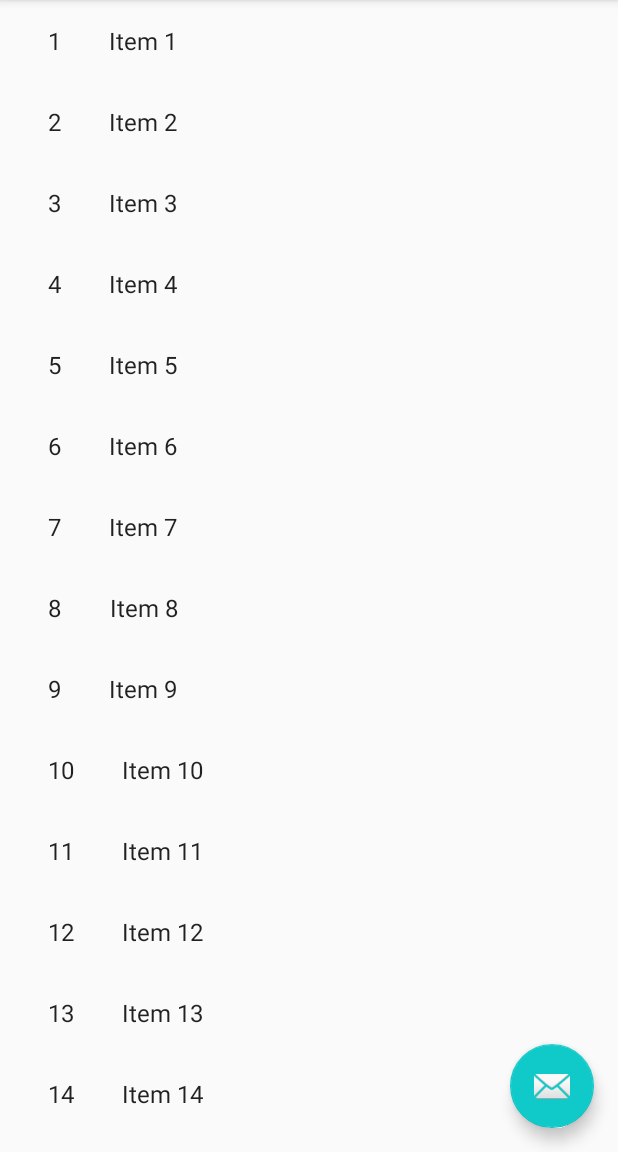
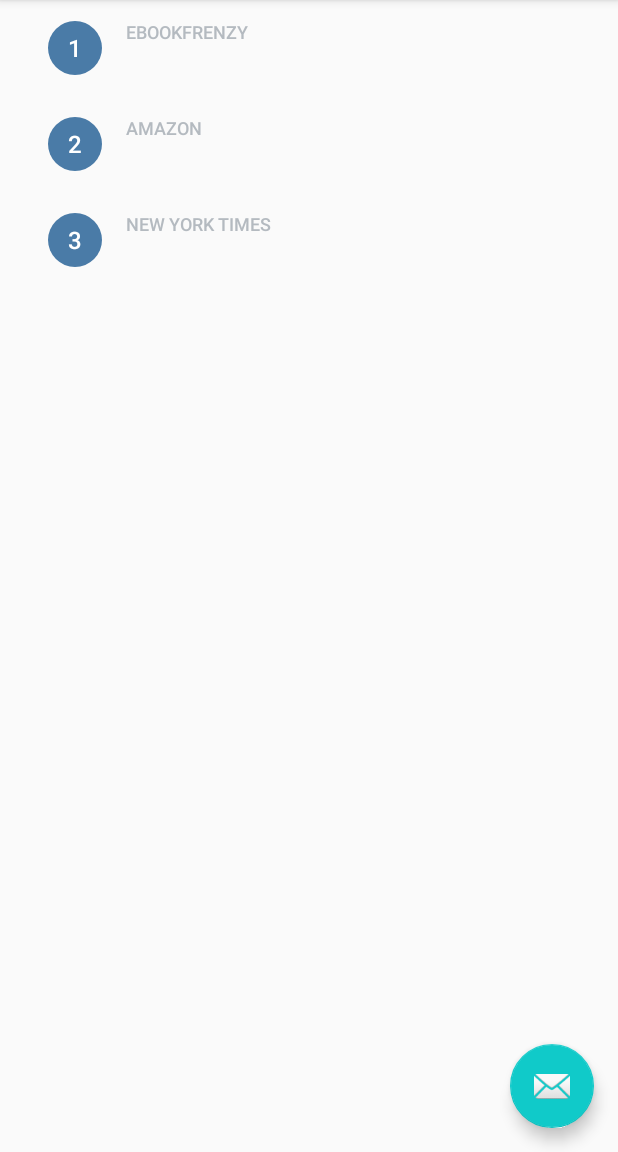
Before and after one commit to mibihi/Earthquake, an Android app: the screen it shows after launch (EartthquakeListActivity), on a phone screen of 412 x 824 dp, the part 84-1236 px from its top. Run offline under Robolectric (Android 15) with nearby library versions, the phone set to English and light mode, and no system bars.

Commit message:
initial project--webview  works

```diff
--- a/AndroidStudioProjects/Earthquake/app/src/main/java/com/example/android/earthquake/EartthquakeDetailActivity.java
+++ b/AndroidStudioProjects/Earthquake/app/src/main/java/com/example/android/earthquake/EartthquakeDetailActivity.java
@@ -11,6 +11,8 @@ import android.support.v7.app.ActionBar;
 import android.support.v4.app.NavUtils;
 import android.view.MenuItem;
 
+import com.example.android.earthquake.dummy.DummyContent;
+
 /**
  * An activity representing a single Eartthquake detail screen. This
  * activity is only used narrow width devices. On tablet-size devices,
@@ -18,7 +20,7 @@ import android.view.MenuItem;
  * in a {@link EartthquakeListActivity}.
  */
 public class EartthquakeDetailActivity extends AppCompatActivity {
-
+    public String LOG_TAG = EartthquakeDetailActivity.class.getName();
     @Override
     protected void onCreate(Bundle savedInstanceState) {
         super.onCreate(savedInstanceState);
--- a/AndroidStudioProjects/Earthquake/app/src/main/java/com/example/android/earthquake/EartthquakeDetailFragment.java
+++ b/AndroidStudioProjects/Earthquake/app/src/main/java/com/example/android/earthquake/EartthquakeDetailFragment.java
@@ -7,8 +7,10 @@ import android.support.v4.app.Fragment;
 import android.view.LayoutInflater;
 import android.view.View;
 import android.view.ViewGroup;
+import android.webkit.WebView;
 import android.widget.TextView;
 import com.example.android.earthquake.dummy.DummyContent;
+import android.webkit.WebView;
 
 /**
  * A fragment representing a single Eartthquake detail screen.
@@ -17,6 +19,7 @@ import com.example.android.earthquake.dummy.DummyContent;
  * on handsets.
  */
 public class EartthquakeDetailFragment extends Fragment {
+    public String LOG_TAG = EartthquakeDetailFragment.class.getName();
     /**
      * The fragment argument representing the item ID that this fragment
      * represents.
@@ -48,7 +51,7 @@ public class EartthquakeDetailFragment extends Fragment {
             Activity activity = this.getActivity();
             CollapsingToolbarLayout appBarLayout = (CollapsingToolbarLayout) activity.findViewById(R.id.toolbar_layout);
             if (appBarLayout != null) {
-                appBarLayout.setTitle(mItem.content);
+                appBarLayout.setTitle(mItem.website_name);
             }
         }
     }
@@ -60,7 +63,9 @@ public class EartthquakeDetailFragment extends Fragment {
 
         // Show the dummy content as text in a TextView.
         if (mItem != null) {
-            ((TextView) rootView.findViewById(R.id.eartthquake_detail)).setText(mItem.details);
+           // ((TextView) rootView.findViewById(R.id.eartthquake_detail)).setText(mItem.details);
+           ((WebView) rootView.findViewById(R.id.eartthquake_detail)).loadUrl(mItem.website_url);
+
         }
 
         return rootView;
--- a/AndroidStudioProjects/Earthquake/app/src/main/java/com/example/android/earthquake/EartthquakeListActivity.java
+++ b/AndroidStudioProjects/Earthquake/app/src/main/java/com/example/android/earthquake/EartthquakeListActivity.java
@@ -29,6 +29,7 @@ import java.util.List;
  */
 public class EartthquakeListActivity extends AppCompatActivity {
 
+    public String LOG_TAG = EartthquakeListActivity.class.getName();
     /**
      * Whether or not the activity is in two-pane mode, i.e. running on a tablet
      * device.
@@ -90,7 +91,7 @@ public class EartthquakeListActivity extends AppCompatActivity {
         public void onBindViewHolder(final ViewHolder holder, int position) {
             holder.mItem = mValues.get(position);
             holder.mIdView.setText(mValues.get(position).id);
-            holder.mContentView.setText(mValues.get(position).content);
+            holder.mContentView.setText(mValues.get(position).website_name);
 
             holder.mView.setOnClickListener(new View.OnClickListener() {
                 @Override
--- a/AndroidStudioProjects/Earthquake/app/src/main/java/com/example/android/earthquake/dummy/DummyContent.java
+++ b/AndroidStudioProjects/Earthquake/app/src/main/java/com/example/android/earthquake/dummy/DummyContent.java
@@ -26,10 +26,12 @@ public class DummyContent {
     private static final int COUNT = 25;
 
     static {
-        // Add some sample items.
-        for (int i = 1; i <= COUNT; i++) {
-            addItem(createDummyItem(i));
-        }
+        // Add 3 sample items.
+
+        addItem(new DummyItem("1","ebookfrenzy","http://www.ebookfrenzy.com"));
+        addItem(new DummyItem("2","Amazon","https://www.amazon.com"));
+        addItem(new DummyItem("3","New York Times","https://www.nytimes.com"));
+
     }
 
     private static void addItem(DummyItem item) {
@@ -37,34 +39,24 @@ public class DummyContent {
         ITEM_MAP.put(item.id, item);
     }
 
-    private static DummyItem createDummyItem(int position) {
-        return new DummyItem(String.valueOf(position), "Item " + position, makeDetails(position));
-    }
-
-    private static String makeDetails(int position) {
-        StringBuilder builder = new StringBuilder();
-        builder.append("Details about Item: ").append(position);
-        builder.append("\nMore details information here.xxxxxxxxxxxxxxxxxxxxxxxxxxxxxxxxxxxxxxxxxxxxxxx");
-        return builder.toString();
-    }
 
     /**
      * A dummy item representing a piece of content.
      */
     public static class DummyItem {
-        public final String id;
-        public final String content;
-        public final String details;
+        public  String id;
+        public  String website_name;
+        public  String website_url;
 
-        public DummyItem(String id, String content, String details) {
+        public DummyItem(String id, String websitename, String websiteurl) {
             this.id = id;
-            this.content = content;
-            this.details = details;
+            this.website_name = websitename;
+            this.website_url = websiteurl;
         }
 
         @Override
         public String toString() {
-            return content;
+            return website_name;
         }
     }
 }
--- a/AndroidStudioProjects/Earthquake/app/src/main/res/layout/eartthquake_detail.xml
+++ b/AndroidStudioProjects/Earthquake/app/src/main/res/layout/eartthquake_detail.xml
@@ -1,9 +1,8 @@
-<TextView xmlns:android="http://schemas.android.com/apk/res/android"
-    xmlns:tools="http://schemas.android.com/tools"
-    android:id="@+id/eartthquake_detail"
-    style="?android:attr/textAppearanceLarge"
-    android:layout_width="match_parent"
-    android:layout_height="match_parent"
-    android:padding="16dp"
-    android:textIsSelectable="true"
-    tools:context="com.example.android.earthquake.EartthquakeDetailFragment" />
+
+<WebView
+xmlns:android="http://schemas.android.com/apk/res/android"
+xmlns:tools="http://schemas.android.com/tools"
+android:id="@+id/eartthquake_detail"
+android:layout_width="match_parent"
+android:layout_height="match_parent"
+tools:context="com.example.android.earthquake.EartthquakeDetailFragment" />
--- a/AndroidStudioProjects/Earthquake/app/src/main/res/layout/eartthquake_list.xml
+++ b/AndroidStudioProjects/Earthquake/app/src/main/res/layout/eartthquake_list.xml
@@ -1,5 +1,6 @@
 <?xml version="1.0" encoding="utf-8"?>
-<android.support.v7.widget.RecyclerView xmlns:android="http://schemas.android.com/apk/res/android"
+<android.support.v7.widget.RecyclerView
+    xmlns:android="http://schemas.android.com/apk/res/android"
     xmlns:app="http://schemas.android.com/apk/res-auto"
     xmlns:tools="http://schemas.android.com/tools"
     android:id="@+id/eartthquake_list"
--- a/AndroidStudioProjects/Earthquake/app/src/main/res/layout/eartthquake_list_content.xml
+++ b/AndroidStudioProjects/Earthquake/app/src/main/res/layout/eartthquake_list_content.xml
@@ -1,20 +1,85 @@
 <?xml version="1.0" encoding="utf-8"?>
+
 <LinearLayout xmlns:android="http://schemas.android.com/apk/res/android"
-    android:layout_width="wrap_content"
+xmlns:tools="http://schemas.android.com/tools"
+android:layout_width="match_parent"
+android:layout_height="?android:attr/listPreferredItemHeight"
+android:orientation="horizontal"
+android:paddingEnd="16dp"
+android:paddingLeft="16dp"
+android:paddingRight="16dp"
+android:paddingStart="16dp">
+
+<TextView
+    android:id="@+id/id"
+    android:layout_width="36dp"
+    android:layout_height="36dp"
+    android:layout_gravity="center_vertical"
+    android:background="@drawable/magnitude_circle"
+    android:fontFamily="sans-serif-medium"
+    android:gravity="center"
+    android:textColor="@android:color/white"
+    android:textSize="16sp"
+    tools:text="8.9" />
+
+<LinearLayout
+    android:layout_width="0dp"
     android:layout_height="wrap_content"
-    android:orientation="horizontal">
-
-    <TextView
-        android:id="@+id/id"
-        android:layout_width="wrap_content"
-        android:layout_height="wrap_content"
-        android:layout_margin="@dimen/text_margin"
-        android:textAppearance="?attr/textAppearanceListItem"/>
+    android:layout_gravity="center_vertical"
+    android:layout_marginLeft="16dp"
+    android:layout_marginStart="16dp"
+    android:layout_weight="1"
+    android:orientation="vertical">
 
     <TextView
         android:id="@+id/content"
         android:layout_width="wrap_content"
         android:layout_height="wrap_content"
-        android:layout_margin="@dimen/text_margin"
-        android:textAppearance="?attr/textAppearanceListItem"/>
+        android:ellipsize="end"
+        android:fontFamily="sans-serif-medium"
+        android:maxLines="1"
+        android:textAllCaps="true"
+        android:textColor="@color/textColorEarthquakeDetails"
+        android:textSize="12sp"
+        tools:text="30km S of" />
+
+    <TextView
+        android:id="@+id/primary_location"
+        android:layout_width="wrap_content"
+        android:layout_height="wrap_content"
+        android:ellipsize="end"
+        android:maxLines="2"
+        android:textColor="@color/textColorEarthquakeLocation"
+        android:textSize="16sp"
+        tools:text="Long placeholder location that should wrap to more than 2 lines of text" />
+
 </LinearLayout>
+
+<LinearLayout
+    android:layout_width="wrap_content"
+    android:layout_height="wrap_content"
+    android:layout_gravity="center_vertical"
+    android:layout_marginLeft="16dp"
+    android:layout_marginStart="16dp"
+    android:orientation="vertical">
+
+    <TextView
+        android:id="@+id/date"
+        android:layout_width="wrap_content"
+        android:layout_height="wrap_content"
+        android:layout_gravity="end"
+        android:textColor="@color/textColorEarthquakeDetails"
+        android:textSize="12sp"
+        tools:text="Mar 6, 2010" />
+
+    <TextView
+        android:id="@+id/time"
+        android:layout_width="wrap_content"
+        android:layout_height="wrap_content"
+        android:layout_gravity="end"
+        android:textColor="@color/textColorEarthquakeDetails"
+        android:textSize="12sp"
+        tools:text="3:00 PM" />
+
+</LinearLayout>
+</LinearLayout>
```
